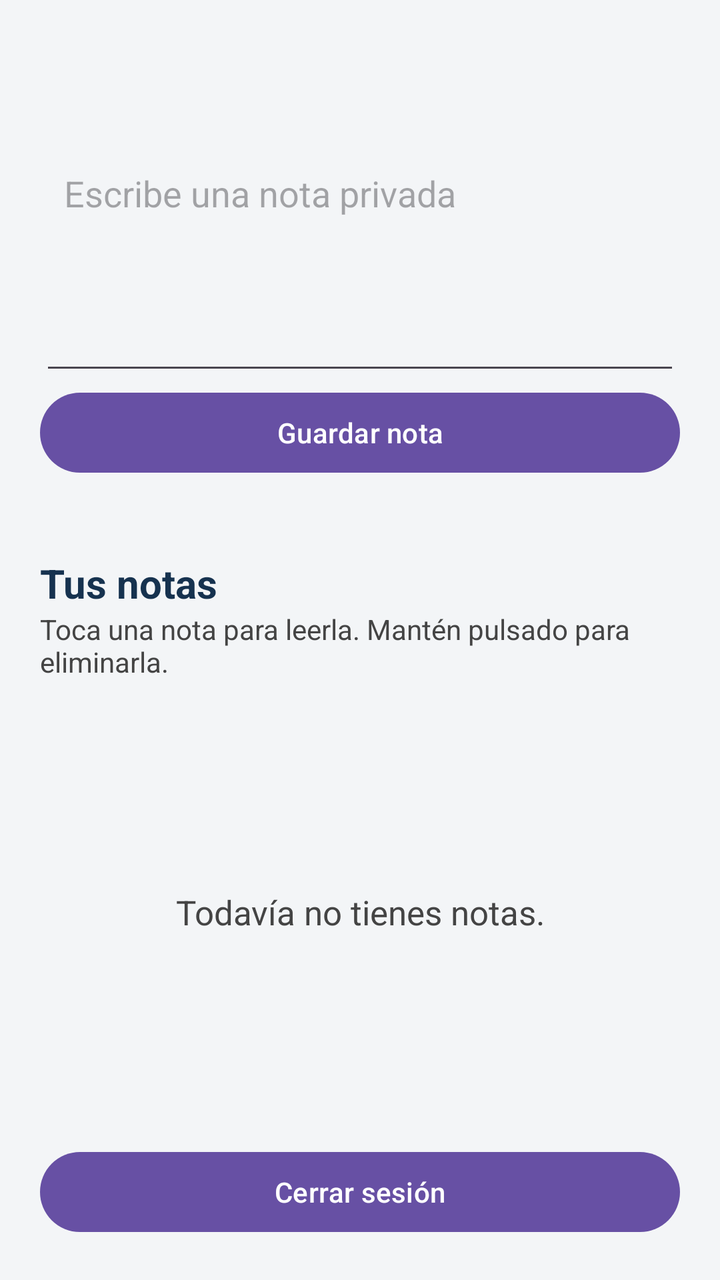
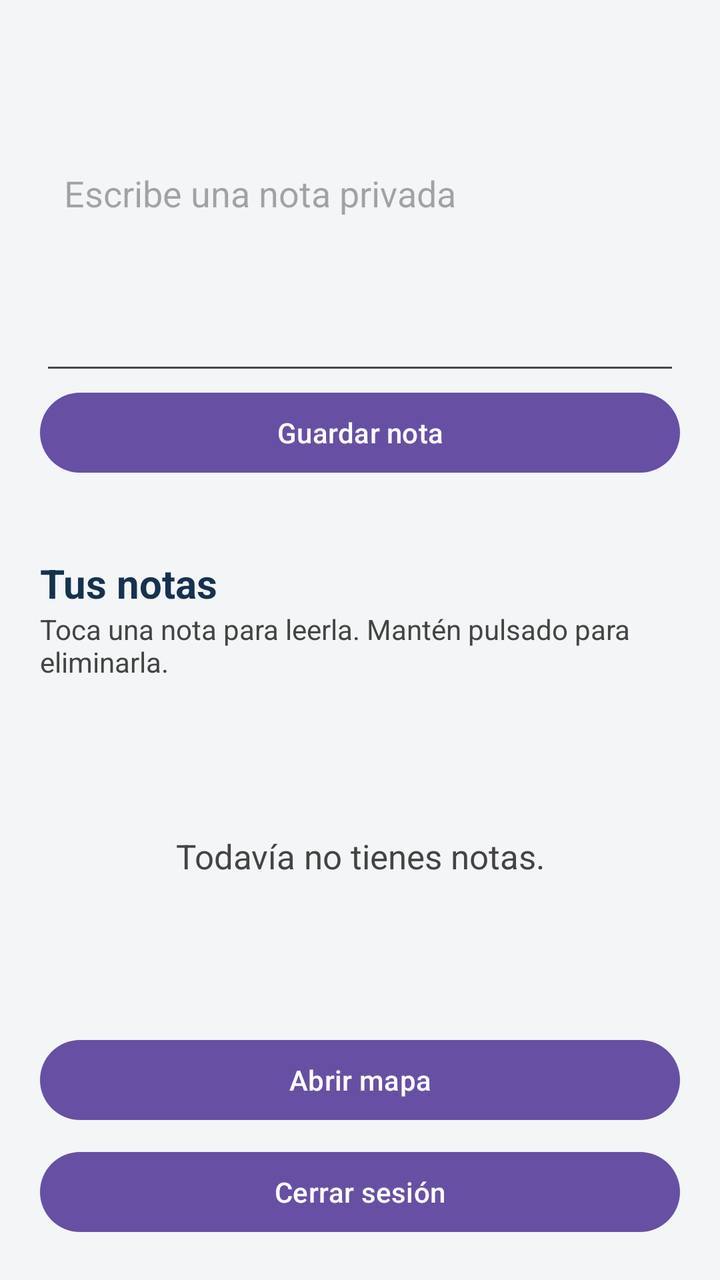

Two renders of the same Android screen: before a commit and after it. Below are the layout's source before the change and the commit's diff.
<!-- AndroidManifest.xml: application theme Theme.SeguridadAndroid -->
<!-- res/layout/activity_notas.xml -->
<?xml version="1.0" encoding="utf-8"?>
<LinearLayout xmlns:android="http://schemas.android.com/apk/res/android"
    android:id="@+id/mainNotas"
    android:layout_width="match_parent"
    android:layout_height="match_parent"
    android:background="#F3F5F7"
    android:orientation="vertical">

    <LinearLayout
        android:layout_width="match_parent"
        android:layout_height="wrap_content"
        android:orientation="vertical"
        android:padding="20dp">

        <TextView
            android:id="@+id/tvUsuarioActual"
            android:layout_width="match_parent"
            android:layout_height="wrap_content"
            android:textColor="#16324F"
            android:textSize="24sp"
            android:textStyle="bold" />

        <EditText
            android:id="@+id/edtNota"
            android:layout_width="match_parent"
            android:layout_height="120dp"
            android:layout_marginTop="20dp"
            android:gravity="top|start"
            android:hint="Escribe una nota privada"
            android:importantForAutofill="no"
            android:inputType="textMultiLine|textCapSentences"
            android:maxLength="5000"
            android:padding="12dp" />

        <Button
            android:id="@+id/btnGuardarNota"
            android:layout_width="match_parent"
            android:layout_height="wrap_content"
            android:minHeight="48dp"
            android:text="Guardar nota" />

        <TextView
            android:id="@+id/tvEstadoNotas"
            android:layout_width="match_parent"
            android:layout_height="wrap_content"
            android:accessibilityLiveRegion="polite"
            android:textColor="#444444"
            android:textSize="16sp" />

        <TextView
            android:layout_width="match_parent"
            android:layout_height="wrap_content"
            android:layout_marginTop="16dp"
            android:text="Tus notas"
            android:textColor="#16324F"
            android:textSize="20sp"
            android:textStyle="bold" />

        <TextView
            android:layout_width="match_parent"
            android:layout_height="wrap_content"
            android:text="Toca una nota para leerla. Mantén pulsado para eliminarla."
            android:textColor="#444444"
            android:textSize="14sp" />

    </LinearLayout>

    <FrameLayout
        android:layout_width="match_parent"
        android:layout_height="0dp"
        android:layout_weight="1">

        <ListView
            android:id="@+id/listaNotas"
            android:layout_width="match_parent"
            android:layout_height="match_parent"
            android:paddingHorizontal="20dp" />

        <TextView
            android:id="@+id/tvSinNotas"
            android:layout_width="match_parent"
            android:layout_height="match_parent"
            android:gravity="center"
            android:padding="20dp"
            android:text="Todavía no tienes notas."
            android:textColor="#444444"
            android:textSize="17sp" />

    </FrameLayout>

    <Button
        android:id="@+id/btnCerrarSesion"
        android:layout_width="match_parent"
        android:layout_height="wrap_content"
        android:layout_margin="20dp"
        android:minHeight="48dp"
        android:text="Cerrar sesión" />

</LinearLayout>
<!-- resources referenced by this layout -->
<resources>
  <style name="Theme.SeguridadAndroid" parent="Base.Theme.SeguridadAndroid" />
  <style name="Base.Theme.SeguridadAndroid" parent="Theme.Material3.DayNight.NoActionBar">
          
          
      </style>
</resources>

<!-- the commit's change to res/layout/activity_notas.xml (unified diff, before → after) -->
@@ -88,12 +88,27 @@
 
     </FrameLayout>
 
-    <Button
-        android:id="@+id/btnCerrarSesion"
+    <LinearLayout
         android:layout_width="match_parent"
         android:layout_height="wrap_content"
-        android:layout_margin="20dp"
-        android:minHeight="48dp"
-        android:text="Cerrar sesión" />
+        android:orientation="vertical"
+        android:padding="20dp">
+
+        <Button
+            android:id="@+id/btnAbrirMapa"
+            android:layout_width="match_parent"
+            android:layout_height="wrap_content"
+            android:minHeight="48dp"
+            android:text="Abrir mapa" />
+
+        <Button
+            android:id="@+id/btnCerrarSesion"
+            android:layout_width="match_parent"
+            android:layout_height="wrap_content"
+            android:layout_marginTop="8dp"
+            android:minHeight="48dp"
+            android:text="Cerrar sesión" />
+
+    </LinearLayout>
 
 </LinearLayout>
